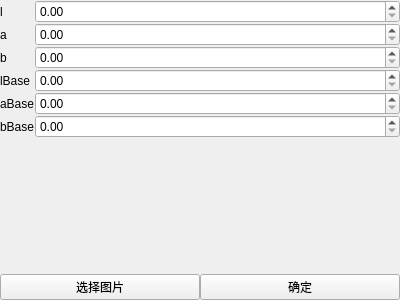
The window that opencv_cvtColor/opencv_2Lab/ControlItem.ui (ngzHappy/oct2) describes before a commit, drawn with Qt 5.
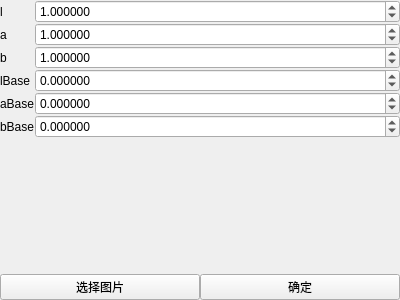
The same window after the commit.

What changed in the file:
```diff
--- a/opencv_cvtColor/opencv_2Lab/ControlItem.ui
+++ b/opencv_cvtColor/opencv_2Lab/ControlItem.ui
@@ -45,7 +45,23 @@
       </widget>
      </item>
      <item row="0" column="1">
-      <widget class="QDoubleSpinBox" name="lDoubleSpinBox"/>
+      <widget class="QDoubleSpinBox" name="lDoubleSpinBox">
+       <property name="decimals">
+        <number>6</number>
+       </property>
+       <property name="minimum">
+        <double>-255.000000000000000</double>
+       </property>
+       <property name="maximum">
+        <double>255.000000000000000</double>
+       </property>
+       <property name="singleStep">
+        <double>0.050000000000000</double>
+       </property>
+       <property name="value">
+        <double>1.000000000000000</double>
+       </property>
+      </widget>
      </item>
      <item row="1" column="0">
       <widget class="QLabel" name="aLabel">
@@ -55,7 +71,23 @@
       </widget>
      </item>
      <item row="1" column="1">
-      <widget class="QDoubleSpinBox" name="aDoubleSpinBox"/>
+      <widget class="QDoubleSpinBox" name="aDoubleSpinBox">
+       <property name="decimals">
+        <number>6</number>
+       </property>
+       <property name="minimum">
+        <double>-255.000000000000000</double>
+       </property>
+       <property name="maximum">
+        <double>255.000000000000000</double>
+       </property>
+       <property name="singleStep">
+        <double>0.050000000000000</double>
+       </property>
+       <property name="value">
+        <double>1.000000000000000</double>
+       </property>
+      </widget>
      </item>
      <item row="2" column="0">
       <widget class="QLabel" name="bLabel">
@@ -65,7 +97,23 @@
       </widget>
      </item>
      <item row="2" column="1">
-      <widget class="QDoubleSpinBox" name="bDoubleSpinBox"/>
+      <widget class="QDoubleSpinBox" name="bDoubleSpinBox">
+       <property name="decimals">
+        <number>6</number>
+       </property>
+       <property name="minimum">
+        <double>-255.000000000000000</double>
+       </property>
+       <property name="maximum">
+        <double>255.000000000000000</double>
+       </property>
+       <property name="singleStep">
+        <double>0.050000000000000</double>
+       </property>
+       <property name="value">
+        <double>1.000000000000000</double>
+       </property>
+      </widget>
      </item>
      <item row="3" column="0">
       <widget class="QLabel" name="lBaseLabel">
@@ -75,7 +123,20 @@
       </widget>
      </item>
      <item row="3" column="1">
-      <widget class="QDoubleSpinBox" name="lBaseDoubleSpinBox"/>
+      <widget class="QDoubleSpinBox" name="lBaseDoubleSpinBox">
+       <property name="decimals">
+        <number>6</number>
+       </property>
+       <property name="minimum">
+        <double>-255.000000000000000</double>
+       </property>
+       <property name="maximum">
+        <double>255.000000000000000</double>
+       </property>
+       <property name="singleStep">
+        <double>0.050000000000000</double>
+       </property>
+      </widget>
      </item>
      <item row="4" column="0">
       <widget class="QLabel" name="aBaseLabel">
@@ -85,7 +146,20 @@
       </widget>
      </item>
      <item row="4" column="1">
-      <widget class="QDoubleSpinBox" name="aBaseDoubleSpinBox"/>
+      <widget class="QDoubleSpinBox" name="aBaseDoubleSpinBox">
+       <property name="decimals">
+        <number>6</number>
+       </property>
+       <property name="minimum">
+        <double>-255.000000000000000</double>
+       </property>
+       <property name="maximum">
+        <double>255.000000000000000</double>
+       </property>
+       <property name="singleStep">
+        <double>0.050000000000000</double>
+       </property>
+      </widget>
      </item>
      <item row="5" column="0">
       <widget class="QLabel" name="bBaseLabel">
@@ -95,7 +169,20 @@
       </widget>
      </item>
      <item row="5" column="1">
-      <widget class="QDoubleSpinBox" name="bBaseDoubleSpinBox"/>
+      <widget class="QDoubleSpinBox" name="bBaseDoubleSpinBox">
+       <property name="decimals">
+        <number>6</number>
+       </property>
+       <property name="minimum">
+        <double>-255.000000000000000</double>
+       </property>
+       <property name="maximum">
+        <double>255.000000000000000</double>
+       </property>
+       <property name="singleStep">
+        <double>0.050000000000000</double>
+       </property>
+      </widget>
      </item>
     </layout>
    </item>
```
